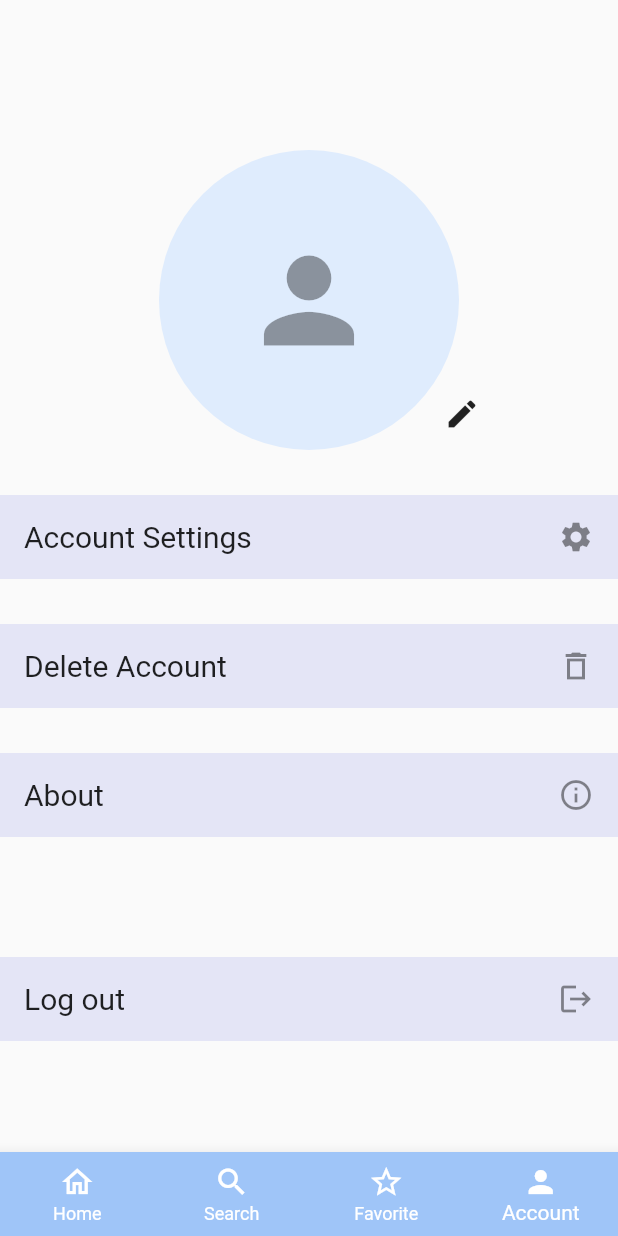
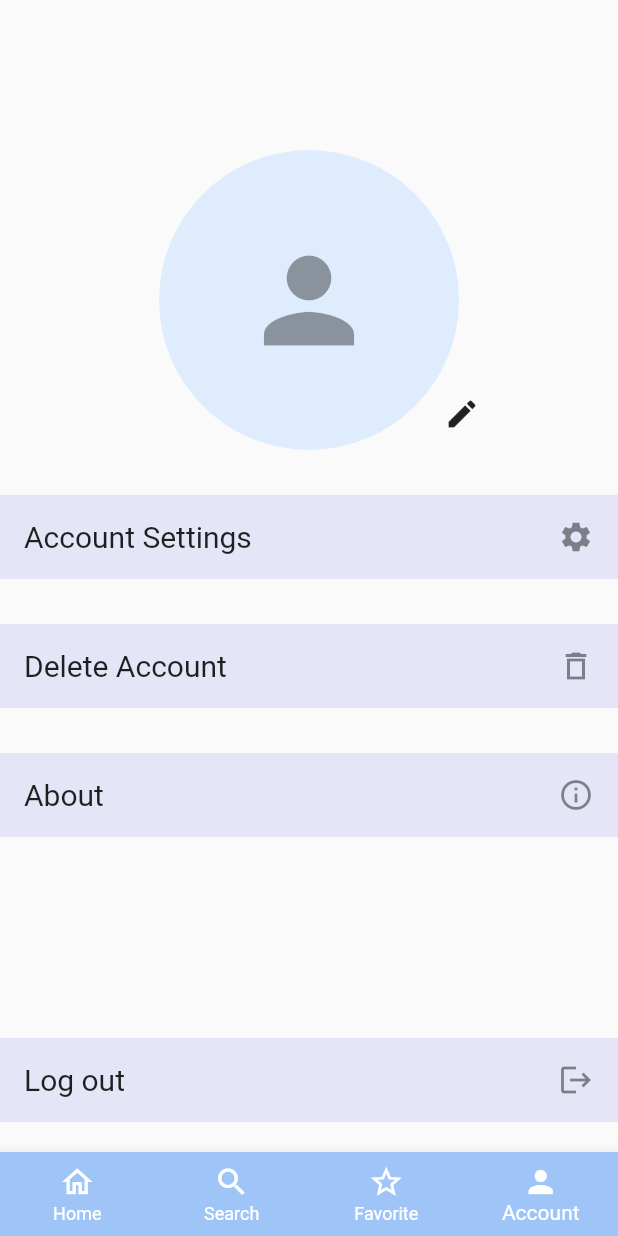
Before and after one commit to imranZMiko/Eten, a Flutter app: the screen it shows after launch, item 4 of the bottom bar chosen, on a phone screen of 412 x 824 dp. Run offline on Flutter 3.47's test engine with Material 2 defaults, Android fonts, the phone set to English and light mode, and no system bars.

Commit message:
Added expanded in account screen to increase adaptability.

```diff
--- a/lib/screens/account.dart
+++ b/lib/screens/account.dart
@@ -47,9 +47,15 @@ class AccountScreen extends StatelessWidget {
             title: 'About',
             icon: Icons.info_outline,
           ),
+          Expanded(
+            child: Container(),
+          ),
           AccountOptions(
             title: 'Log out',
             icon: Icons.logout,
+          ),
+          Container(
+            height: 20,
           ),
         ],
       ),
--- a/lib/widgets/account_options.dart
+++ b/lib/widgets/account_options.dart
@@ -9,7 +9,7 @@ class AccountOptions extends StatelessWidget {
   @override
   Widget build(BuildContext context) {
     return Padding(
-      padding: EdgeInsets.only(top: title == 'Log out'? 80 : 30),
+      padding: EdgeInsets.only(top:30),
       child: ListTile(
         tileColor: Theme.of(context).backgroundColor,
         leading: Text(
```
